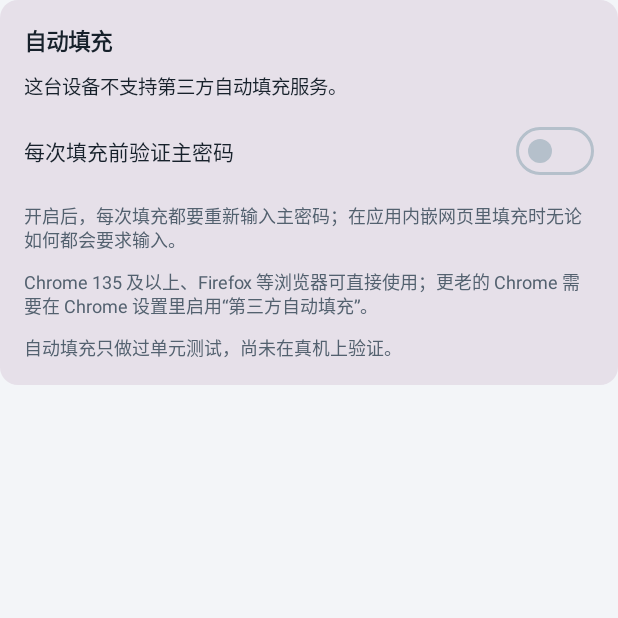
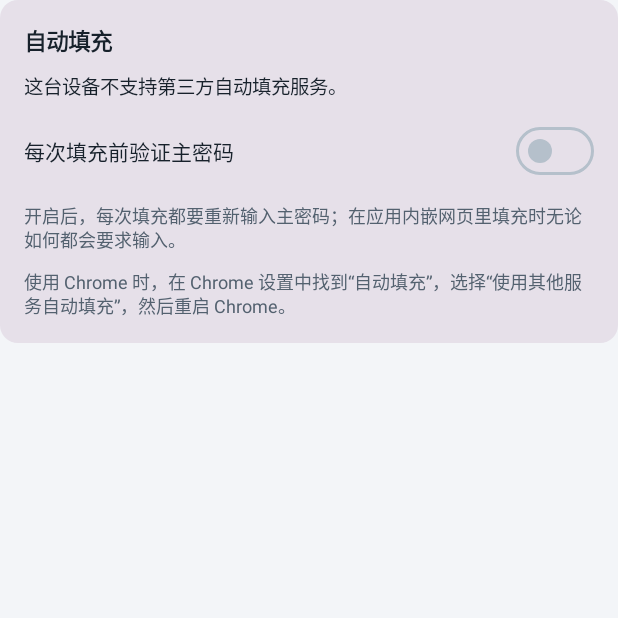
Before and after one commit to orangepro2001/night-clip, an Android app built with Jetpack Compose: the composable AutofillSettingsSection shown on its own in the app's theme, on a phone screen of 412 x 824 dp, the top half of it. Run offline under Robolectric (Android 15) with nearby library versions, the phone set to English and light mode, and no system bars; network calls fail.

Commit message:
android: expose password autofill in settings

```diff
--- a/android/app/src/main/java/cloud/moonl/password/autofill/AutofillSettingsSection.kt
+++ b/android/app/src/main/java/cloud/moonl/password/autofill/AutofillSettingsSection.kt
@@ -30,9 +30,7 @@ import cloud.moonl.password.platform.AutofillPrefs
 import cloud.moonl.password.platform.AutofillSetup
 
 /**
- * Self-contained "自动填充" settings card: state of the system setting, the enable button and the
- * "每次填充前验证主密码" switch. The vault screens call `AutofillSettingsSection()` from their settings page
- * (it needs no view model); [AutofillSettingsActivity] shows the same card for the system's "settings" gear.
+ * Shared by the app's settings page and [AutofillSettingsActivity], the system's settings gear.
  */
 @Composable
 fun AutofillSettingsSection(modifier: Modifier = Modifier) {
@@ -60,7 +58,7 @@ fun AutofillSettingsSection(modifier: Modifier = Modifier) {
                 Button(onClick = { AutofillSetup.open(context) }) { Text(stringResource(R.string.autofill_enable)) }
             }
             if (state == AutofillSetupLogic.State.ENABLED) {
-                OutlinedButton(onClick = { AutofillSetup.open(context) }) { Text(stringResource(R.string.autofill_open_system_settings)) }
+                OutlinedButton(onClick = { AutofillSetup.openSystemSettings(context) }) { Text(stringResource(R.string.autofill_open_system_settings)) }
             }
             Row(Modifier.fillMaxWidth(), verticalAlignment = Alignment.CenterVertically, horizontalArrangement = Arrangement.SpaceBetween) {
                 Text(stringResource(R.string.autofill_require_auth), Modifier.weight(1f))
@@ -68,7 +66,6 @@ fun AutofillSettingsSection(modifier: Modifier = Modifier) {
             }
             Text(stringResource(R.string.autofill_require_auth_hint), style = MaterialTheme.typography.bodySmall, color = MaterialTheme.colorScheme.onSurfaceVariant)
             Text(stringResource(R.string.autofill_browser_hint), style = MaterialTheme.typography.bodySmall, color = MaterialTheme.colorScheme.onSurfaceVariant)
-            Text(stringResource(R.string.autofill_untested_hint), style = MaterialTheme.typography.bodySmall, color = MaterialTheme.colorScheme.onSurfaceVariant)
         }
     }
 }
--- a/android/app/src/main/java/cloud/moonl/password/ui/SettingsScreen.kt
+++ b/android/app/src/main/java/cloud/moonl/password/ui/SettingsScreen.kt
@@ -42,6 +42,7 @@ import cloud.moonl.password.BuildConfig
 import cloud.moonl.password.R
 import cloud.moonl.password.UpdateState
 import cloud.moonl.password.app
+import cloud.moonl.password.autofill.AutofillSettingsSection
 import cloud.moonl.password.logic.UpdatePresenter
 import cloud.moonl.password.platform.Notifications
 import cloud.moonl.password.platform.VaultSession
@@ -107,6 +108,8 @@ fun SettingsScreen(vm: SettingsViewModel, onMessage: (String) -> Unit, modifier:
                 color = MaterialTheme.colorScheme.onSurfaceVariant,
             )
         }
+
+        AutofillSettingsSection()
 
         SectionCard(stringResource(R.string.settings_notifications)) {
             SwitchRow(stringResource(R.string.settings_notifications_switch), notificationsOn) { on ->
--- a/android/app/src/main/res/values/strings.xml
+++ b/android/app/src/main/res/values/strings.xml
@@ -56,15 +56,14 @@
     <!-- Autofill service (密码库自动填充) -->
     <string name="autofill_service_label">MoonPassword 密码库</string>
     <string name="autofill_settings_title">自动填充</string>
-    <string name="autofill_status_enabled">已启用：在应用和浏览器里可以用 MoonPassword 密码库填充账号密码。</string>
+    <string name="autofill_status_enabled">已设为 Android 自动填充服务。在支持的登录页面点输入框，即可选择匹配的条目。</string>
     <string name="autofill_status_disabled">未启用。启用后，在登录页面点输入框就能选择要填充的条目。</string>
     <string name="autofill_status_unsupported">这台设备不支持第三方自动填充服务。</string>
     <string name="autofill_enable">启用自动填充</string>
     <string name="autofill_open_system_settings">打开系统设置</string>
     <string name="autofill_require_auth">每次填充前验证主密码</string>
     <string name="autofill_require_auth_hint">开启后，每次填充都要重新输入主密码；在应用内嵌网页里填充时无论如何都会要求输入。</string>
-    <string name="autofill_browser_hint">Chrome 135 及以上、Firefox 等浏览器可直接使用；更老的 Chrome 需要在 Chrome 设置里启用“第三方自动填充”。</string>
-    <string name="autofill_untested_hint">自动填充只做过单元测试，尚未在真机上验证。</string>
+    <string name="autofill_browser_hint">使用 Chrome 时，在 Chrome 设置中找到“自动填充”，选择“使用其他服务自动填充”，然后重启 Chrome。</string>
 
     <string name="autofill_unlock_title">解锁 MoonPassword 密码库</string>
     <string name="autofill_unlock_item">解锁以填充</string>
```
Also changed, not shown: android/app/src/main/java/cloud/moonl/password/platform/AutofillSetup.kt (+13 -10 lines).
